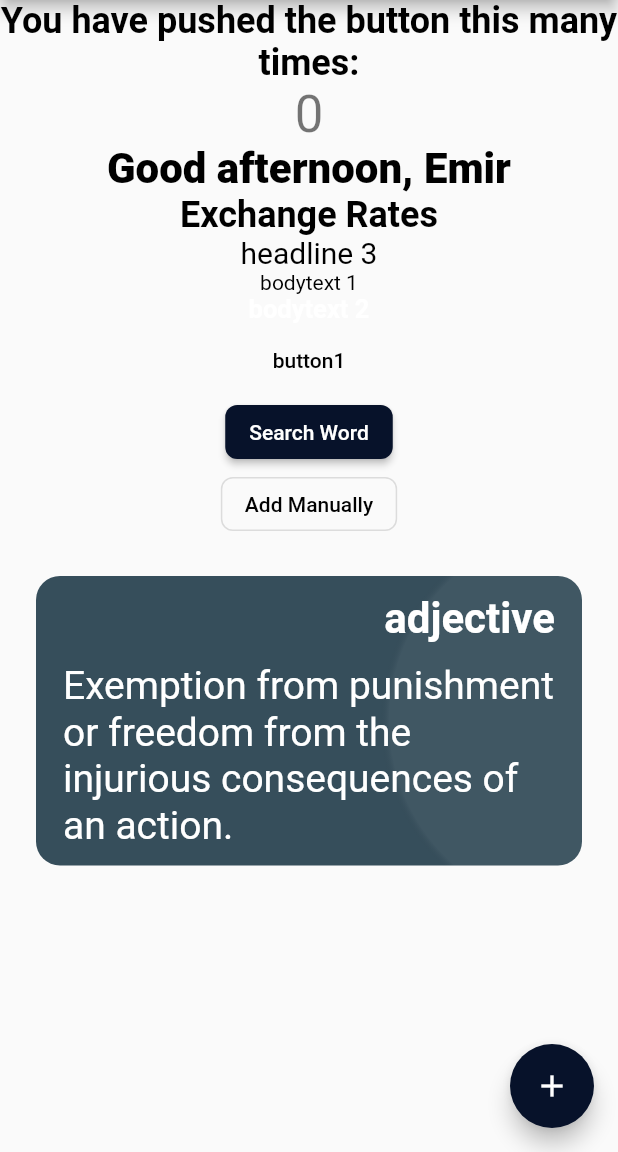
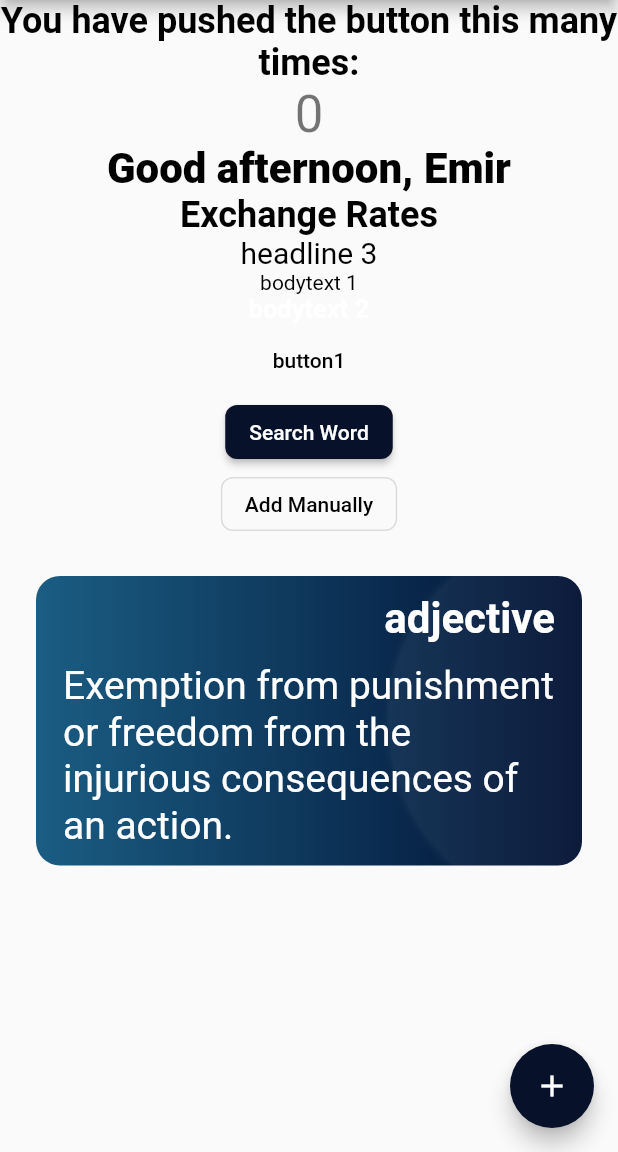
Before and after one commit to emirhalici/englishdictionary, a Flutter app: the screen it shows after launch, on a phone screen of 412 x 824 dp, the part 84-1236 px from its top. Run offline on Flutter 3.47's test engine with Material 2 defaults, Android fonts, the phone set to English and light mode, and no system bars; our stand-ins replace sqflite; accounts and stored records are empty; Roboto replaces fonts that are missing (Poppins).

Commit message:
change gradient color

```diff
--- a/lib/components/wordCard.dart
+++ b/lib/components/wordCard.dart
@@ -7,8 +7,8 @@ class WordCard extends StatelessWidget {
   final String type;
   final String definition;
 
-  final Color color1 = const Color(0xFF364E5B);
-  final Color color2 = const Color(0xFF06173D);
+  final Color color1 = const Color(0xFF1B5D83);
+  final Color color2 = const Color(0xFF000F31);
   final String assetName = 'assets/images/card.svg';
 
   WordCard({Key? key, required this.type, required this.definition, this.onPress}) : super(key: key);
@@ -20,7 +20,7 @@ class WordCard extends StatelessWidget {
       child: Container(
         margin: const EdgeInsets.all(24),
         decoration: BoxDecoration(
-          gradient: LinearGradient(colors: <Color>[color1, color1]),
+          gradient: LinearGradient(colors: <Color>[color1, color2]),
           borderRadius: BorderRadius.circular(16),
         ),
         child: Container(
@@ -29,7 +29,7 @@ class WordCard extends StatelessWidget {
               center: Alignment.centerRight,
               radius: 0.7,
               colors: <Color>[Colors.white.withOpacity(0.05), Colors.black.withOpacity(0.0)],
-              stops: [0.95, 1],
+              stops: const [0.95, 1],
             ),
           ),
           child: Container(
```
